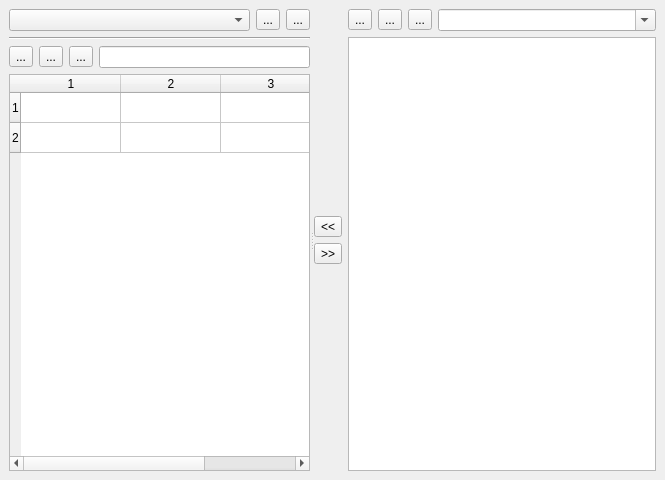
Above: diskmanipulator.ui from openMSX/catapult before the change. Below: the same form after it.
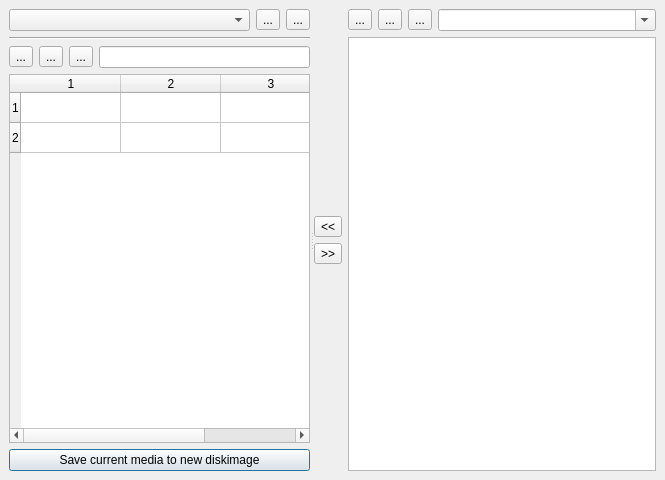
That is the form after the change. Icons and pictures are not drawn.

Diff of the .ui file:
```diff
--- a/diskmanipulator.ui
+++ b/diskmanipulator.ui
@@ -80,19 +80,6 @@
            </property>
           </widget>
          </item>
-         <item>
-          <widget class="QToolButton" name="openImageButton" >
-           <property name="toolTip" >
-            <string>Open disk image</string>
-           </property>
-           <property name="text" >
-            <string>...</string>
-           </property>
-           <property name="icon" >
-            <iconset>openfile.png</iconset>
-           </property>
-          </widget>
-         </item>
          <item>
           <widget class="QToolButton" name="newImageButton" >
            <property name="toolTip" >
@@ -106,6 +93,19 @@
            </property>
           </widget>
          </item>
+         <item>
+          <widget class="QToolButton" name="openImageButton" >
+           <property name="toolTip" >
+            <string>Open disk image</string>
+           </property>
+           <property name="text" >
+            <string>...</string>
+           </property>
+           <property name="icon" >
+            <iconset>openfile.png</iconset>
+           </property>
+          </widget>
+         </item>
         </layout>
        </item>
        <item>
@@ -201,6 +201,16 @@
          <column/>
         </widget>
        </item>
+       <item>
+        <widget class="QPushButton" name="saveasnewButton" >
+         <property name="text" >
+          <string>Save current media to new diskimage</string>
+         </property>
+         <property name="icon" >
+          <iconset>disk.png</iconset>
+         </property>
+        </widget>
+       </item>
       </layout>
      </widget>
      <widget class="QWidget" name="layoutWidget" >
```
